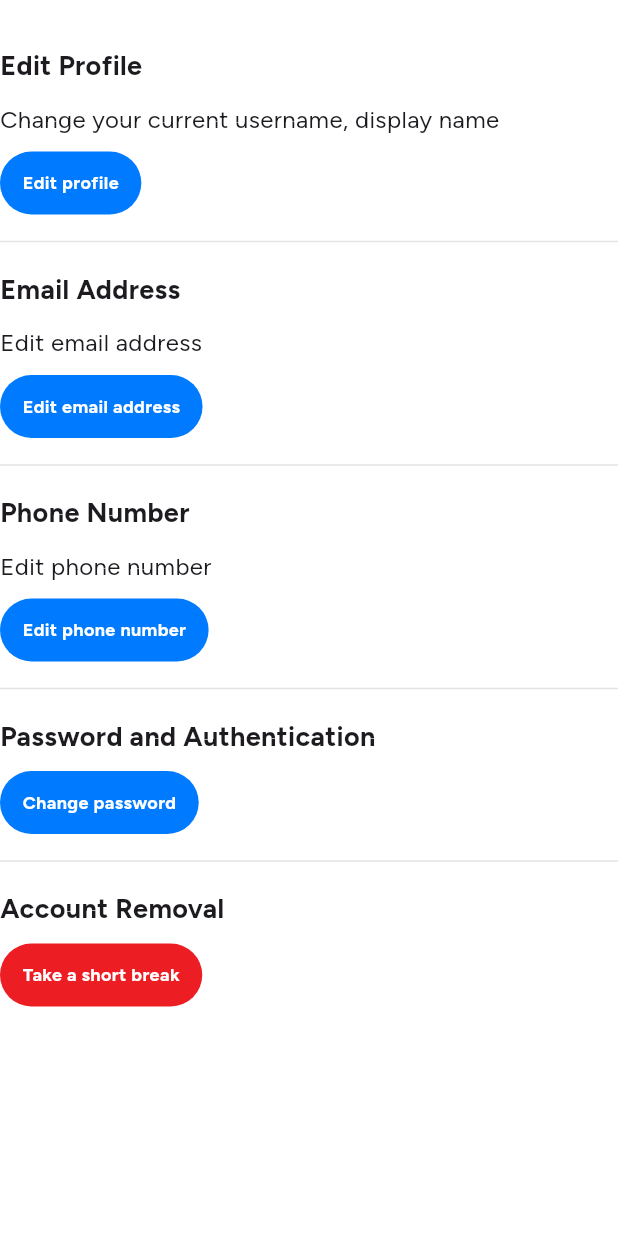
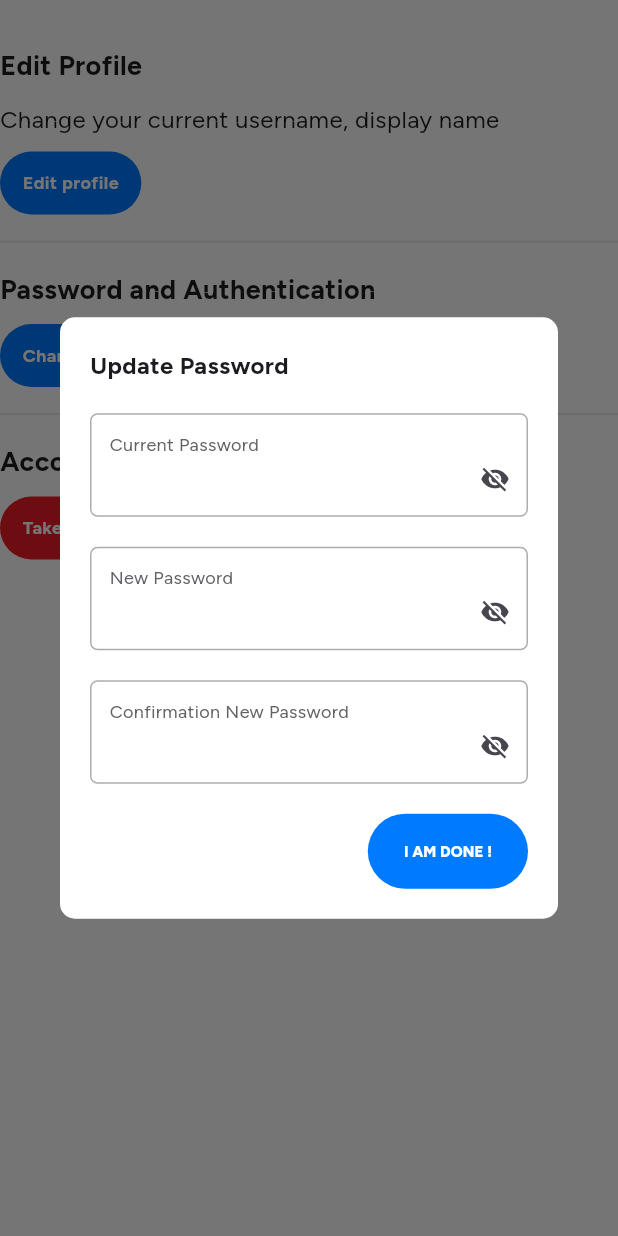
Before and after one commit to myedupal/edupals-flutter, a Flutter app: the AccountView widget shown alone on an empty page, opened directly, after a tap on "Change password", on a phone screen of 412 x 824 dp. Run offline on Flutter 3.47's test engine with Material 3 defaults, Android fonts, the phone set to English and light mode, and no system bars; our stand-ins replace cached_network_image, card_loading, dio, firebase_core, flutter_dotenv, flutter_secure_storage and 8 more; missing offline and left inert: ua_client_hints; accounts and stored records are empty; network calls fail; statements that could not run were skipped; project files that could hold a hidden picture were left out.

Commit message:
Implement account update api

```diff
--- a/lib/core/base/base_controller.dart
+++ b/lib/core/base/base_controller.dart
@@ -12,6 +12,8 @@ abstract class BaseController extends GetxController {
   final Rx<ViewState> _pageSateController = ViewState.initial.obs;
 
   ViewState get viewState => _pageSateController.value;
+
+  bool get isLoading => viewState == ViewState.loading;
 
   ViewState updateViewState(ViewState state) => _pageSateController(state);
 
--- a/lib/core/base/model/user.dart
+++ b/lib/core/base/model/user.dart
@@ -63,7 +63,10 @@ class User {
         "name": name,
         "active": active,
         "email": email,
+        "points": points,
         "password": password,
+        "created_at": createdAt,
+        "updated_at": updatedAt,
         "current_password": currentPassword,
         "password_confirmation": passwordConfirmation,
       }..removeWhere((dynamic key, dynamic value) =>
--- a/lib/core/network/errors/error_handler.dart
+++ b/lib/core/network/errors/error_handler.dart
@@ -79,6 +79,6 @@ class ErrorHandler {
 
     await localRepository.clearStorage();
 
-    await Get.offAllNamed(Routes.login);
+    await Get.offAllNamed(Routes.loginAnimation);
   }
 }
--- a/lib/core/network/interceptors/http_request_header_interceptor.dart
+++ b/lib/core/network/interceptors/http_request_header_interceptor.dart
@@ -37,7 +37,7 @@ class HttpRequestHeaderInterceptor extends Interceptor {
     if (err.type == DioExceptionType.badResponse && err.response != null) {
       // force logout
       if (err.response?.statusCode == 401) {
-        if (Get.currentRoute != Routes.login) {
+        if (Get.currentRoute != Routes.loginAnimation) {
           await localRepository.clearStorage();
           await mainController.logout();
           BaseSnackBar.show(message: "Please login again.");
--- a/lib/features/auth/domain/repository/auth_repository.dart
+++ b/lib/features/auth/domain/repository/auth_repository.dart
@@ -21,7 +21,8 @@ class AuthRepository {
           authorization: false,
         )
         .handleResponse(
-          onSuccess: (value) => onSuccess.call(User.fromJson(value.data)),
+          onSuccess: (value) =>
+              onSuccess.call(UserWrapper.fromJson(value.data).user),
           onError: onError,
         );
   }
@@ -37,7 +38,8 @@ class AuthRepository {
           authorization: false,
         )
         .handleResponse(
-          onSuccess: (value) => onSuccess.call(User.fromJson(value.data)),
+          onSuccess: (value) =>
+              onSuccess.call(UserWrapper.fromJson(value.data).user),
           onError: onError,
         );
   }
--- a/lib/features/auth/presentation/controller/auth_controller.dart
+++ b/lib/features/auth/presentation/controller/auth_controller.dart
@@ -1,6 +1,8 @@
 import 'package:edupals/core/base/base_controller.dart';
 import 'package:edupals/core/base/base_dialog.dart';
+import 'package:edupals/core/base/main_controller.dart';
 import 'package:edupals/core/base/model/user.dart';
+import 'package:edupals/core/repositories/local_repository.dart';
 import 'package:edupals/core/routes/app_routes.dart';
 import 'package:edupals/features/auth/domain/repository/auth_repository.dart';
 import 'package:flutter/material.dart';
@@ -10,6 +12,8 @@ enum AuthStep { register, login }
 
 class AuthController extends BaseController {
   final AuthRepository authRepo = Get.find();
+  final MainController mainController = Get.find();
+  final LocalRepository localRepo = Get.find();
   final Rx<AuthStep> currentStep = AuthStep.login.obs;
   final emailController = TextEditingController();
   final passwordController = TextEditingController();
@@ -46,6 +50,7 @@ class AuthController extends BaseController {
               password: passwordController.value.text),
           onSuccess: (value) {
             setSuccess();
+            mainController.setUser(user: value);
             Get.offAllNamed(Routes.homeAnimation);
           },
           onError: (error) {
--- a/lib/features/profile/presentation/view/components/update_profile_form.dart
+++ b/lib/features/profile/presentation/view/components/update_profile_form.dart
@@ -28,14 +28,17 @@ class UpdateProfileForm extends StatelessWidget {
           children: [
             BaseInput(
               label: "Current Password",
+              keyboardType: KeyboardType.password,
               controller: controller.currentPasswordController,
             ).padding(const EdgeInsets.only(bottom: AppValues.double20)),
             BaseInput(
               label: "New Password",
+              keyboardType: KeyboardType.password,
               controller: controller.newPasswordController,
             ).padding(const EdgeInsets.only(bottom: AppValues.double20)),
             BaseInput(
               label: "Confirmation New Password",
+              keyboardType: KeyboardType.password,
               controller: controller.confirmPasswordController,
             ).padding(const EdgeInsets.only(bottom: AppValues.double20)),
           ],
@@ -56,12 +59,12 @@ class UpdateProfileForm extends StatelessWidget {
         shrinkWrap: true,
         physics: const BouncingScrollPhysics(),
         children: [
-          Column(
+          Obx(() => Column(
                 crossAxisAlignment: CrossAxisAlignment.start,
                 mainAxisSize: MainAxisSize.min,
                 children: [
                   Text(
-                "Update Profile",
+                    "Update ${updateType?.displayTitle}",
                     style: MyTextStyle.m.bold,
                   ).padding(const EdgeInsets.only(bottom: AppValues.double20)),
                   getFormInput(controller: controller),
@@ -70,13 +73,14 @@ class UpdateProfileForm extends StatelessWidget {
                       const Spacer(),
                       BaseButton(
                           text: "I am done !",
+                          isLoading: controller.isLoading,
                           onClick: () {
                             controller.onSubmit();
                           })
                     ],
                   )
                 ],
-          )
+              ).ignorePointer(controller.isLoading))
         ]);
   }
 }
--- a/lib/features/profile/presentation/view/screens/account_view.dart
+++ b/lib/features/profile/presentation/view/screens/account_view.dart
@@ -8,7 +8,16 @@ import 'package:edupals/core/values/app_values.dart';
 import 'package:edupals/features/profile/presentation/view/components/update_profile_form.dart';
 import 'package:flutter/widgets.dart';
 
-enum UpdateAccountType { profile, password, phoneNumber, email }
+enum UpdateAccountType {
+  profile("Profile"),
+  password("Password"),
+  phoneNumber("Phone Number"),
+  email("Email Address");
+
+  const UpdateAccountType(this.displayTitle);
+
+  final String? displayTitle;
+}
 
 class AccountView extends StatelessWidget {
   const AccountView({super.key});
@@ -55,23 +64,35 @@ class AccountView extends StatelessWidget {
                     updateType: UpdateAccountType.profile));
           },
           color: null),
-      KeyValue(
-          label: "Email Address",
-          sublabel: "Edit email address",
-          buttonText: "Edit email address",
-          onAction: () {},
-          color: null),
-      KeyValue(
-          label: "Phone Number",
-          sublabel: "Edit phone number",
-          buttonText: "Edit phone number",
-          onAction: () {},
-          color: null),
+      // KeyValue(
+      //     label: "Email Address",
+      //     sublabel: "Edit email address",
+      //     buttonText: "Edit email address",
+      //     onAction: () {
+      //       BaseDialog.customise(
+      //           child: const UpdateProfileForm(
+      //               updateType: UpdateAccountType.email));
+      //     },
+      //     color: null),
+      // KeyValue(
+      //     label: "Phone Number",
+      //     sublabel: "Edit phone number",
+      //     buttonText: "Edit phone number",
+      //     onAction: () {
+      //       BaseDialog.customise(
+      //           child: const UpdateProfileForm(
+      //               updateType: UpdateAccountType.phoneNumber));
+      //     },
+      //     color: null),
       KeyValue(
           label: "Password and Authentication",
           sublabel: "",
           buttonText: "Change password",
-          onAction: () {},
+          onAction: () {
+            BaseDialog.customise(
+                child: const UpdateProfileForm(
+                    updateType: UpdateAccountType.password));
+          },
           color: null),
       KeyValue(
           label: "Account Removal",
```
Also changed, not shown: lib/core/base/main_controller.dart (+23 -0 lines), lib/features/history/presentation/controller/history_controller.dart (+7 -3 lines), lib/features/history/presentation/view/components/user_exam_section.dart (+56 -39 lines), lib/features/profile/domain/repository/user_account_repository.dart (+9 -6 lines), lib/features/profile/presentation/controller/update_profile_controller.dart (+28 -7 lines), lib/features/profile/presentation/view/components/profile_overview.dart (+6 -4 lines). Lines whose indentation alone changed are shown as unchanged.
